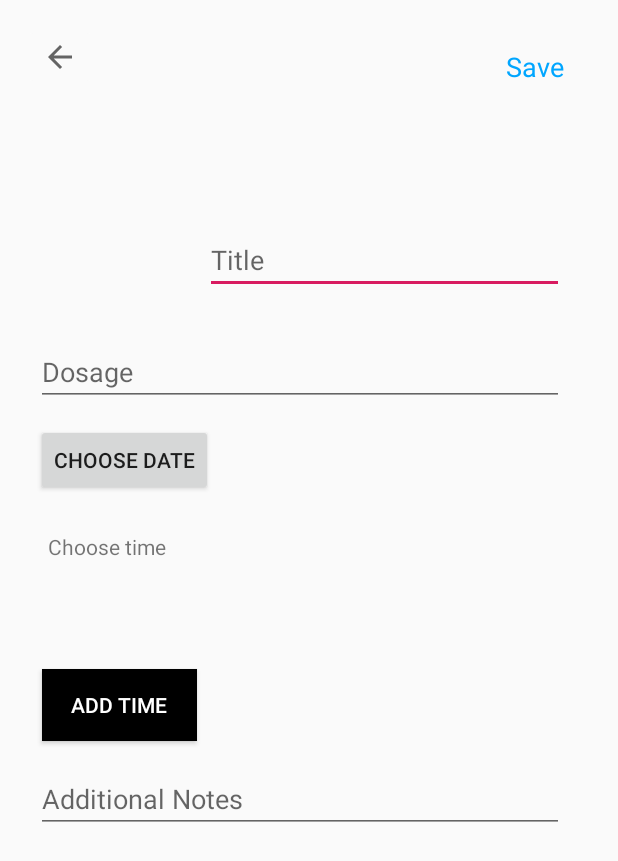
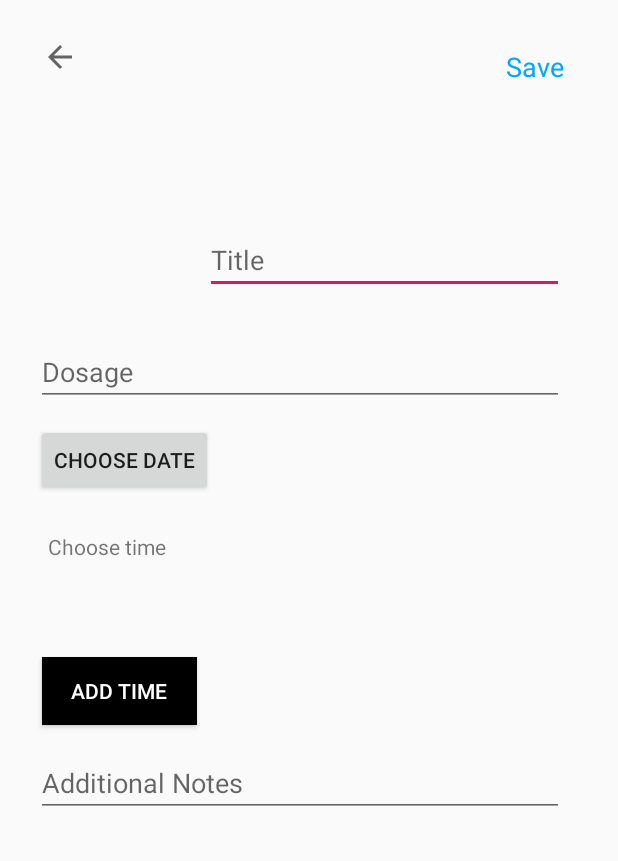
Before and after one commit to radiantdeer/AIDr, an Android app: the layout activity_add_reminder2.xml on its own in the app's theme, with its tools: preview values and no code run, on a phone screen of 412 x 824 dp. Shown: the top 861 px of the screen. Run offline under Robolectric (Android 15) with nearby library versions, the phone set to English and light mode, and no system bars.

```diff
--- a/app/src/main/res/layout/activity_add_reminder2.xml
+++ b/app/src/main/res/layout/activity_add_reminder2.xml
@@ -81,10 +81,11 @@
     <Button
         android:id="@+id/button2"
         android:layout_width="103dp"
-        android:layout_height="wrap_content"
+        android:layout_height="45dp"
         android:layout_marginStart="4dp"
-        android:layout_marginTop="72dp"
+        android:layout_marginTop="64dp"
         android:background="#000000"
+        android:onClick="showTimePicker"
         android:text="Add time"
         android:textColor="#ffffff"
         app:layout_constraintStart_toStartOf="@+id/dosageText"
@@ -119,4 +120,14 @@
         app:layout_constraintStart_toEndOf="@+id/button3"
         app:layout_constraintTop_toTopOf="@+id/button3" />
 
+    <TextView
+        android:id="@+id/chosenTimeView"
+        android:layout_width="wrap_content"
+        android:layout_height="wrap_content"
+        android:layout_marginTop="8dp"
+        android:layout_marginBottom="8dp"
+        app:layout_constraintBottom_toTopOf="@+id/button2"
+        app:layout_constraintStart_toStartOf="@+id/textView4"
+        app:layout_constraintTop_toBottomOf="@+id/textView4" />
+
 </android.support.constraint.ConstraintLayout>
```
Also changed, not shown: app/src/main/java/com/aidr/aidr/AddReminder.java (+65 -9 lines), 1 other file.
